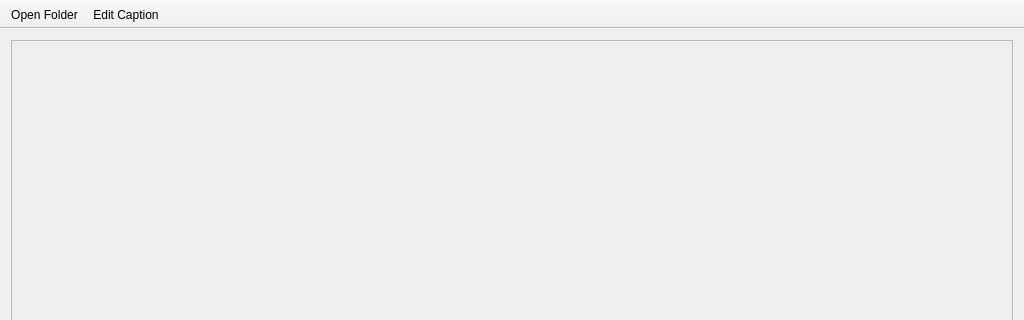
The window that pp-desktop/mainwindow.ui (igorsiem/photopres) describes before a commit, drawn with Qt 5; both pictures show x 0 to 1024 and y 0 to 320 of the 1024 by 768 pixel window.
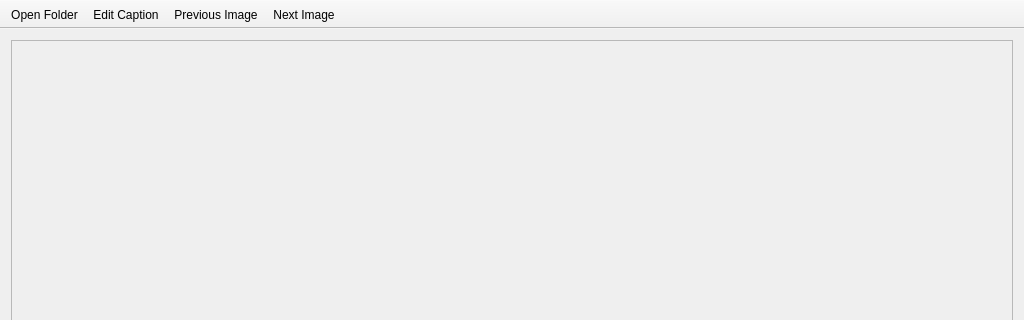
The same window after the commit.

Commit message: 2 browse to next / previous image in desktop app

Diff of the .ui file:
```diff
--- a/pp-desktop/mainwindow.ui
+++ b/pp-desktop/mainwindow.ui
@@ -107,6 +107,8 @@
    </attribute>
    <addaction name="openFolderAct"/>
    <addaction name="editCaptionAct"/>
+   <addaction name="previousImageAct"/>
+   <addaction name="nextImageAct"/>
   </widget>
   <action name="openFolderAct">
    <property name="text">
@@ -130,6 +132,16 @@
     <string>Edit the caption  for the current image</string>
    </property>
   </action>
+  <action name="nextImageAct">
+   <property name="text">
+    <string>Next Image</string>
+   </property>
+  </action>
+  <action name="previousImageAct">
+   <property name="text">
+    <string>Previous Image</string>
+   </property>
+  </action>
  </widget>
  <layoutdefault spacing="6" margin="11"/>
  <resources/>
```
The commit also changes 2 other files.
